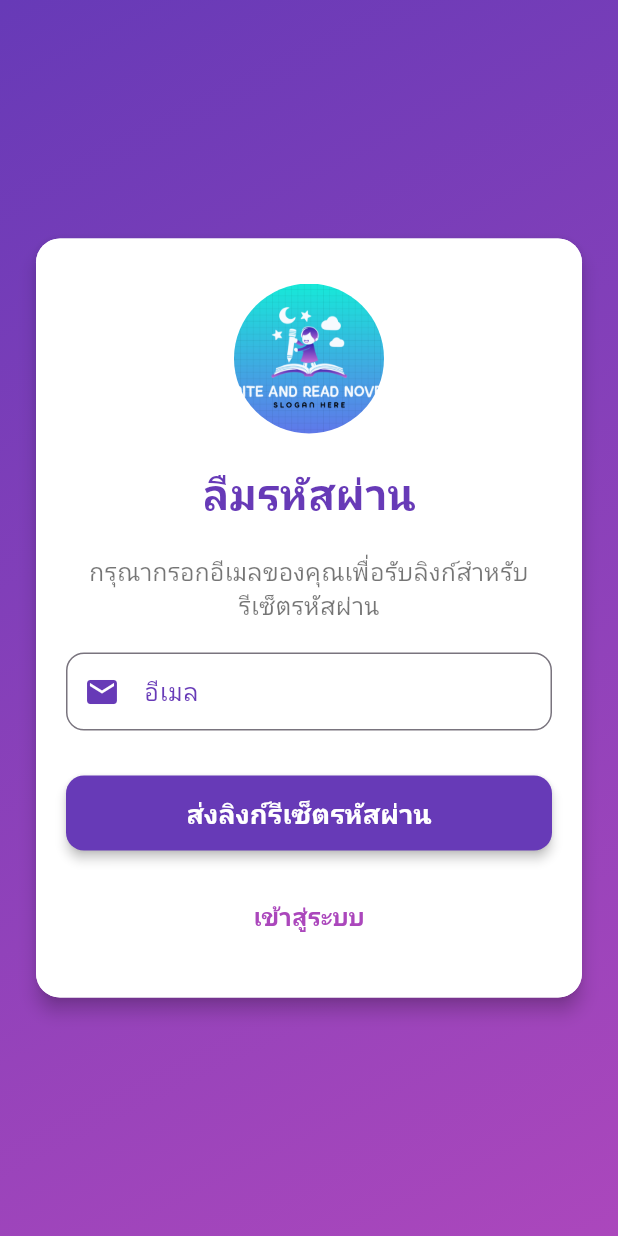
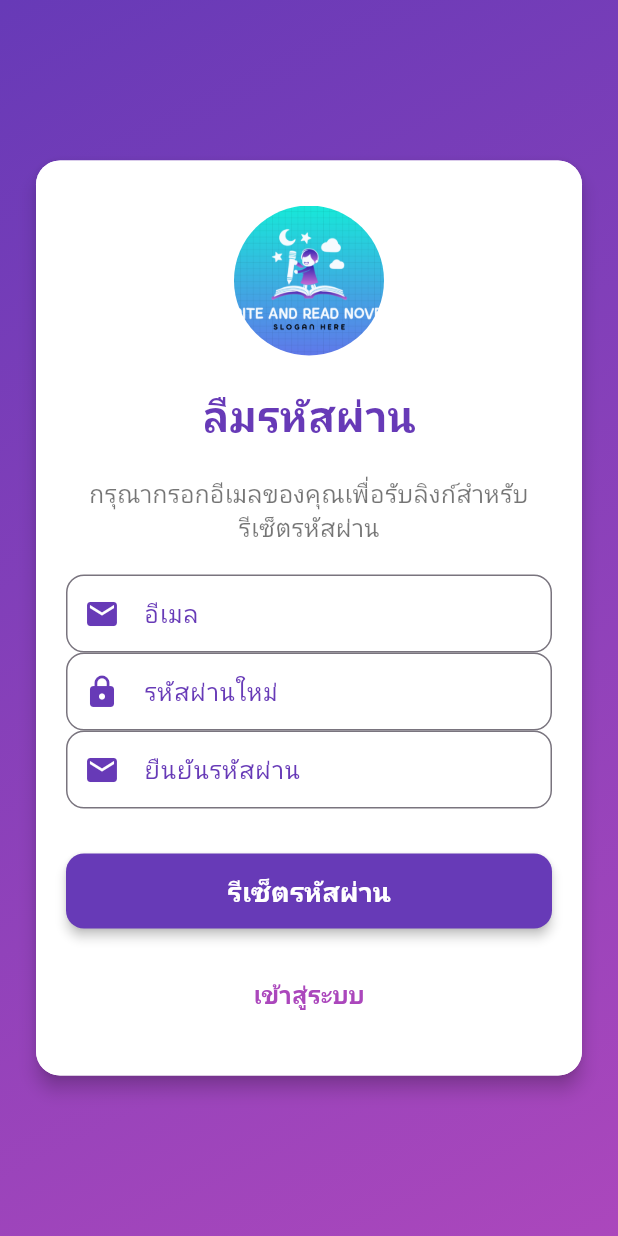
Before and after one commit to 65021969/NovelPro, a Flutter app: the ForgotPasswordScreen screen opened directly, on a phone screen of 412 x 824 dp. Run offline on Flutter 3.47's test engine with Material 3 defaults, Android fonts, the light colour scheme and no system bars; our stand-ins replace cached_network_image, image_picker; missing offline and left inert: flutter_quill.

Commit message:
update forgerpass

```diff
--- a/lib/ForgotPass_Screen.dart
+++ b/lib/ForgotPass_Screen.dart
@@ -15,20 +15,27 @@ class ForgotPasswordScreen extends StatefulWidget {
 
 class _ForgotPasswordScreenState extends State<ForgotPasswordScreen> {
   final _emailController = TextEditingController();
-
-  void _sendResetLink() async {
-    String email = _emailController.text.trim();
-
+  final _newPasswordController = TextEditingController();
+  final _confirmPasswordController = TextEditingController();
+  void _sendResetLink(String text) async {
+    String email = _emailController.text;
+    String newPasswordController = _newPasswordController.text;
+    String confirmPasswordController = _confirmPasswordController.text;
     if (email.isNotEmpty) {
       try {
         final response = await http.post(
-          Uri.parse('http://192.168.1.40:3000/api/auth/forgot-password'),
+          Uri.parse('http://192.168.1.40:3000/forgot-password'),
           headers: {'Content-Type': 'application/json'},
-          body: jsonEncode({'email': email}),
+          body: jsonEncode(
+              {
+                'user_email': email,
+                'user_pass': newPasswordController
+              },
+          ),
         );
 
         final message = response.statusCode == 200
-            ? 'ลิงก์สำหรับรีเซ็ตรหัสผ่านถูกส่งไปยังอีเมลของคุณแล้ว'
+            ? 'รหัสผ่านถูกเปลี่ยนเรียบร้อยแล้ว'
             : jsonDecode(response.body)['message'] ?? 'เกิดข้อผิดพลาด กรุณาลองใหม่อีกครั้ง';
 
         ScaffoldMessenger.of(context).showSnackBar(
@@ -57,7 +64,6 @@ class _ForgotPasswordScreenState extends State<ForgotPasswordScreen> {
       );
     }
   }
-
   @override
   Widget build(BuildContext context) {
     return Scaffold(
@@ -119,19 +125,52 @@ class _ForgotPasswordScreenState extends State<ForgotPasswordScreen> {
                       ),
                       keyboardType: TextInputType.emailAddress,
                     ),
+                    TextField(
+                      controller: _newPasswordController,
+                      decoration: InputDecoration(
+                        labelText: 'รหัสผ่านใหม่',
+                        labelStyle: TextStyle(color: Color(0xFF673AB7)),
+                        border: OutlineInputBorder(borderRadius: BorderRadius.circular(12)),
+                        prefixIcon: Icon(Icons.lock, color: Color(0xFF673AB7)), // เปลี่ยนเป็นไอคอนกุญแจสำหรับรหัสผ่าน
+                        contentPadding: EdgeInsets.symmetric(vertical: 14, horizontal: 16),
+                      ),
+                      obscureText: true, //
+                      keyboardType: TextInputType.visiblePassword,
+                    ),
+                    TextField(
+                      controller: _confirmPasswordController,
+                      decoration: InputDecoration(
+                        labelText: 'ยืนยันรหัสผ่าน',
+                        labelStyle: TextStyle(color: Color(0xFF673AB7)),
+                        border: OutlineInputBorder(borderRadius: BorderRadius.circular(12)),
+                        prefixIcon: Icon(Icons.email, color: Color(0xFF673AB7)),
+                        contentPadding: EdgeInsets.symmetric(vertical: 14, horizontal: 16),
+                      ),
+                        obscureText: true, //
+                        keyboardType: TextInputType.visiblePassword,
+                    ),
                     SizedBox(height: 30),
                     SizedBox(
                       width: double.infinity,
                       height: 50,
                       child: ElevatedButton(
-                        onPressed: _sendResetLink,
+                        onPressed: (){
+                          if (_newPasswordController.text == _confirmPasswordController.text) {
+                            _sendResetLink(_newPasswordController.text); // เรียกใช้ฟังก์ชันเพื่อเปลี่ยนรหัสผ่าน
+                            // Navigator.pop(context); // ปิด Dialog
+                          } else {
+                            ScaffoldMessenger.of(context).showSnackBar(
+                              SnackBar(content: Text("รหัสผ่านไม่ตรงกัน")),
+                            );
+                          }
+                        },
                         style: ElevatedButton.styleFrom(
                           backgroundColor: Color(0xFF673AB7),
                           foregroundColor: Colors.white,
                           shape: RoundedRectangleBorder(borderRadius: BorderRadius.circular(12)),
                           elevation: 3,
                         ),
-                        child: Text('ส่งลิงก์รีเซ็ตรหัสผ่าน', style: TextStyle(fontSize: 18, fontWeight: FontWeight.bold)),
+                        child: Text('รีเซ็ตรหัสผ่าน', style: TextStyle(fontSize: 18, fontWeight: FontWeight.bold)),
                       ),
                     ),
                     SizedBox(height: 20),
```
Also changed, not shown: pubspec.yaml (+5 -6 lines), pubspec.lock, 3 other files.
